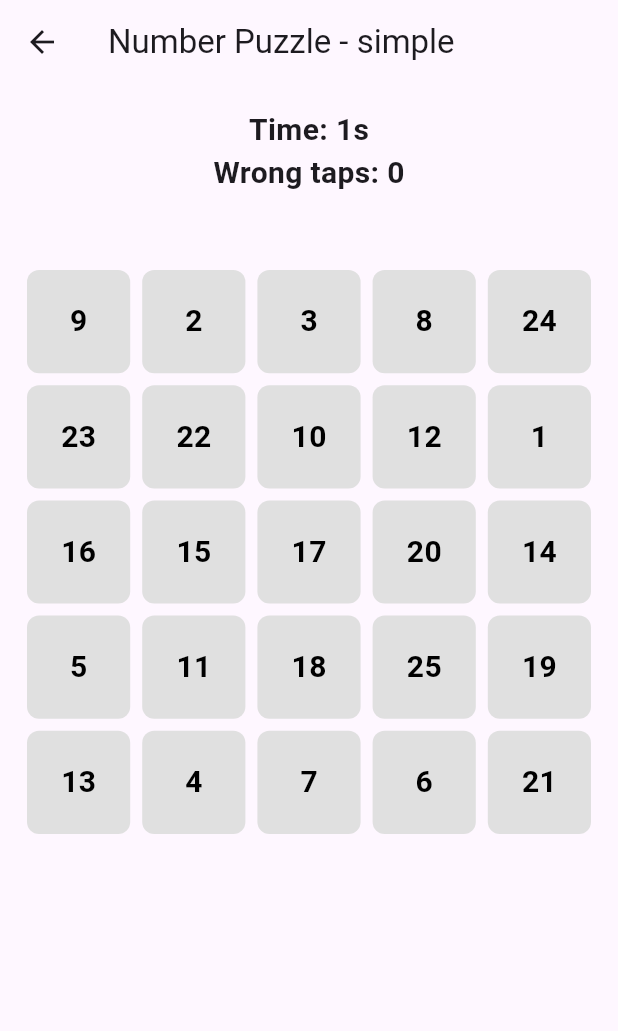
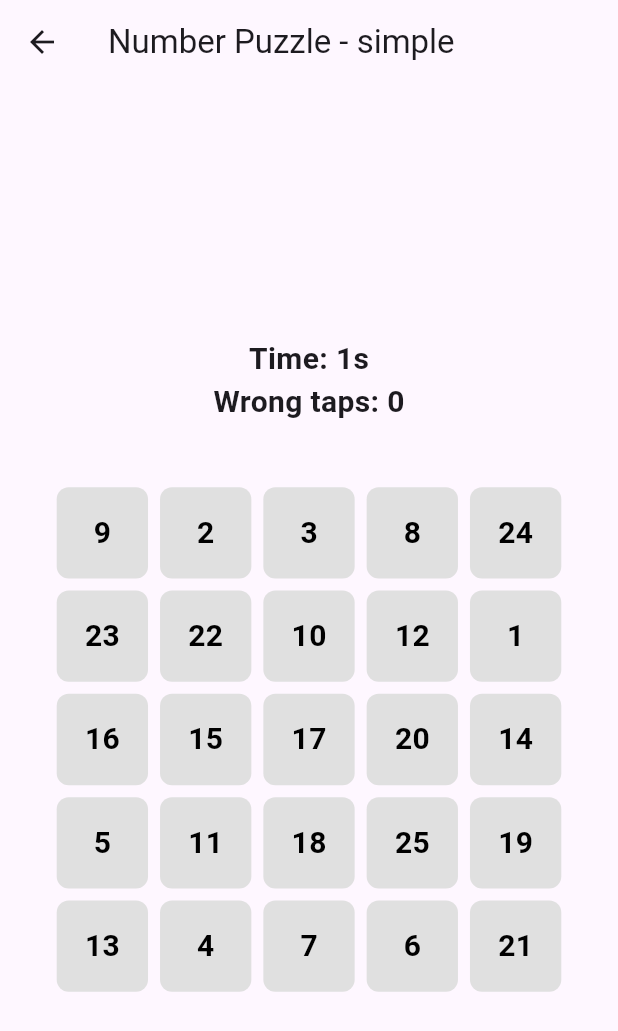
Before and after one commit to Ahad-Imtiaz/numpuzzle, a Flutter app: the NumberPuzzleGameScreen screen opened directly with empty values, after a tap on "Start Game", on a phone screen of 412 x 824 dp. Shown: the top 1031 px of the screen. Run offline on Flutter 3.47's test engine with Material 3 defaults, Android fonts, the light colour scheme and no system bars; our stand-ins replace confetti.

Commit message:
testing some grid layout sizing adjustments

```diff
--- a/lib/screens/number_puzzle_game_screen.dart
+++ b/lib/screens/number_puzzle_game_screen.dart
@@ -220,7 +220,9 @@ class NumberPuzzleGameScreenState extends State<NumberPuzzleGameScreen> {
   }
 
   Widget _buildGameUI() {
-    return Column(
+    return Center(
+      child: Column(
+        mainAxisSize: MainAxisSize.min,
         crossAxisAlignment: CrossAxisAlignment.center,
         children: [
           const SizedBox(height: 16),
@@ -241,6 +243,7 @@ class NumberPuzzleGameScreenState extends State<NumberPuzzleGameScreen> {
             ),
           ),
         ],
+      ),
     );
   }
 }
--- a/lib/widgets/grid_board.dart
+++ b/lib/widgets/grid_board.dart
@@ -21,21 +21,38 @@ class GridBoard extends StatelessWidget {
   Widget build(BuildContext context) {
     return LayoutBuilder(
       builder: (context, constraints) {
-        final boardSize = constraints.biggest.shortestSide;
+        final screenWidth = constraints.maxWidth;
+        final screenHeight = constraints.maxHeight;
+
+        // Adaptive board size
+        double boardSize;
+        if (screenWidth < 600) {
+          // Mobile: fill most of the width
+          boardSize = screenWidth * 0.9;
+        } else {
+          // Web/Desktop: smaller
+          boardSize = screenWidth * 0.5;
+        }
+
+        // Limit boardSize by height and max allowed size
+        const maxBoardSize = 600.0;
+        boardSize = boardSize.clamp(0.0, screenHeight * 0.8);
+        boardSize = boardSize.clamp(0.0, maxBoardSize);
+
         final cellSize = (boardSize - (gridSize - 1) * 8) / gridSize;
 
         // Total grid width/height
         final gridWidth = gridSize * cellSize + (gridSize - 1) * 4;
         final gridHeight = gridSize * cellSize + (gridSize - 1) * 4;
 
-        // Offset to center the grid in the available space
+        // Center horizontally
         final offsetX = (boardSize - gridWidth) / 2;
-        final offsetY = (boardSize - gridHeight) / 2;
 
         return SizedBox(
           width: boardSize,
-          height: boardSize,
-          child: Stack(children: [
+          height: gridHeight,
+          child: Stack(
+            children: [
               for (int row = 0; row < gridSize; row++)
                 for (int col = 0; col < gridSize; col++)
                   AnimatedPositioned(
@@ -43,7 +60,7 @@ class GridBoard extends StatelessWidget {
                     duration: const Duration(milliseconds: 500),
                     curve: Curves.easeInOut,
                     left: offsetX + col * (cellSize + 4),
-                  top: offsetY + row * (cellSize + 4),
+                    top: row * (cellSize + 4),
                     width: cellSize,
                     height: cellSize,
                     child: CellWidget(
@@ -52,7 +69,8 @@ class GridBoard extends StatelessWidget {
                       onTap: () => onCellTapped(row, col),
                     ),
                   ),
-          ]),
+            ],
+          ),
         );
       },
     );
```
Also changed, not shown: 4 other files. Lines whose indentation alone changed are shown as unchanged.
